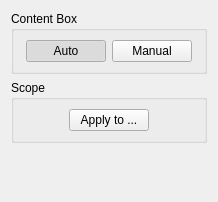
Qt form filters/select_content/ui/SelectContentOptionsWidget.ui (ImageProcessing-ElectronicPublications/scantailor-deviant) before a commit.
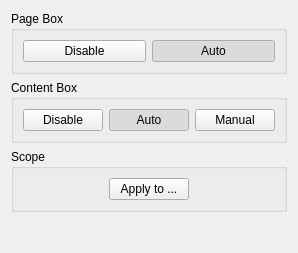
The same form after that commit.

Commit message: ui for content detection

```diff
--- a/filters/select_content/ui/SelectContentOptionsWidget.ui
+++ b/filters/select_content/ui/SelectContentOptionsWidget.ui
@@ -1,12 +1,12 @@
 <ui version="4.0" >
  <class>SelectContentOptionsWidget</class>
- <widget class="QWidget" name="SelectContentOptionsWidget" >
-  <property name="geometry" >
+ <widget class="QWidget" name="SelectContentOptionsWidget">
+  <property name="geometry">
    <rect>
     <x>0</x>
     <y>0</y>
     <width>218</width>
-    <height>202</height>
+    <height>253</height>
    </rect>
   </property>
   <property name="windowTitle" >
@@ -14,8 +14,46 @@
   </property>
   <layout class="QVBoxLayout" name="verticalLayout" >
    <item>
-    <widget class="QGroupBox" name="groupBox" >
-     <property name="title" >
+    <widget class="QGroupBox" name="groupBox_2">
+     <property name="title">
+      <string>Page Box</string>
+     </property>
+     <layout class="QHBoxLayout" name="horizontalLayout">
+      <item>
+       <widget class="QPushButton" name="pageDetectDisableBtn">
+        <property name="text">
+         <string>Disable</string>
+        </property>
+        <property name="checkable">
+         <bool>true</bool>
+        </property>
+        <property name="autoExclusive">
+         <bool>true</bool>
+        </property>
+       </widget>
+      </item>
+      <item>
+       <widget class="QPushButton" name="pageDetectAutoBtn">
+        <property name="text">
+         <string>Auto</string>
+        </property>
+        <property name="checkable">
+         <bool>true</bool>
+        </property>
+        <property name="checked">
+         <bool>true</bool>
+        </property>
+        <property name="autoExclusive">
+         <bool>true</bool>
+        </property>
+       </widget>
+      </item>
+     </layout>
+    </widget>
+   </item>
+   <item>
+    <widget class="QGroupBox" name="groupBox">
+     <property name="title">
       <string>Content Box</string>
      </property>
      <layout class="QHBoxLayout" >
@@ -33,8 +71,21 @@
        </spacer>
       </item>
       <item>
-       <widget class="QPushButton" name="autoBtn" >
-        <property name="text" >
+       <widget class="QPushButton" name="disableBtn">
+        <property name="text">
+         <string>Disable</string>
+        </property>
+        <property name="checkable">
+         <bool>true</bool>
+        </property>
+        <property name="autoExclusive">
+         <bool>true</bool>
+        </property>
+       </widget>
+      </item>
+      <item>
+       <widget class="QPushButton" name="autoBtn">
+        <property name="text">
          <string>Auto</string>
         </property>
         <property name="checkable" >
```
Left out of the diff: 59 changed lines with no effect on the pictures. The commit also changes 5 other files.
